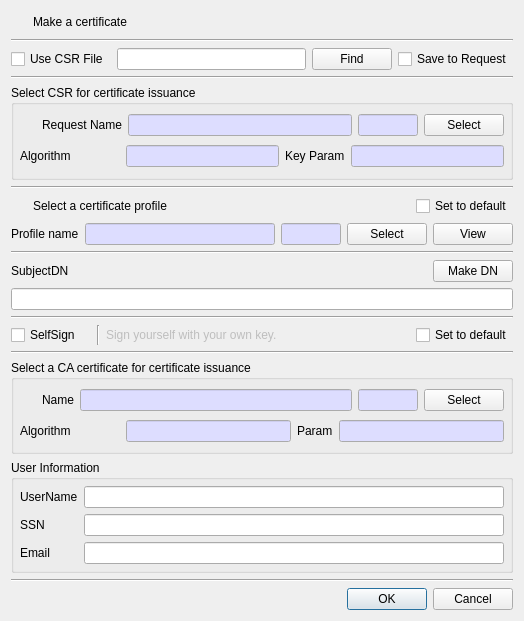
Before: the Qt Designer form CertMan/make_cert_dlg.ui in jykim74/CertMan, drawn with Qt 5.
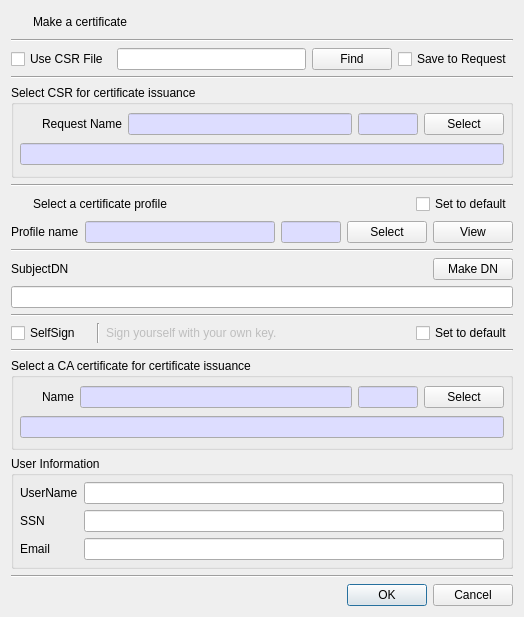
After: the same form once the commit is applied. Icons and pictures are not drawn.

The edit to the form file:
```diff
--- a/CertMan/make_cert_dlg.ui
+++ b/CertMan/make_cert_dlg.ui
@@ -7,7 +7,7 @@
     <x>0</x>
     <y>0</y>
     <width>524</width>
-    <height>621</height>
+    <height>617</height>
    </rect>
   </property>
   <property name="windowTitle">
@@ -279,38 +279,7 @@
        </layout>
       </item>
       <item>
-       <layout class="QGridLayout" name="gridLayout_11">
-        <property name="topMargin">
-         <number>0</number>
-        </property>
-        <item row="0" column="2">
-         <widget class="QLabel" name="mReqParamLabel">
-          <property name="text">
-           <string>Key Param</string>
-          </property>
-         </widget>
-        </item>
-        <item row="0" column="0">
-         <widget class="QLabel" name="mAlgorithmLabel">
-          <property name="minimumSize">
-           <size>
-            <width>100</width>
-            <height>0</height>
-           </size>
-          </property>
-          <property name="maximumSize">
-           <size>
-            <width>100</width>
-            <height>16777215</height>
-           </size>
-          </property>
-          <property name="text">
-           <string>Algorithm</string>
-          </property>
-         </widget>
-        </item>
-        <item row="0" column="1">
-         <widget class="QLineEdit" name="mAlgorithmText">
+       <widget class="QLineEdit" name="mReqKeyDescText">
           <property name="palette">
            <palette>
             <active>
@@ -335,69 +304,13 @@
               </brush>
              </colorrole>
             </inactive>
-            <disabled>
-             <colorrole role="Base">
-              <brush brushstyle="SolidPattern">
-               <color alpha="255">
-                <red>240</red>
-                <green>240</green>
-                <blue>240</blue>
-               </color>
-              </brush>
-             </colorrole>
-            </disabled>
+          <disabled/>
            </palette>
           </property>
           <property name="readOnly">
            <bool>true</bool>
           </property>
          </widget>
-        </item>
-        <item row="0" column="3">
-         <widget class="QLineEdit" name="mOptionText">
-          <property name="palette">
-           <palette>
-            <active>
-             <colorrole role="Base">
-              <brush brushstyle="SolidPattern">
-               <color alpha="255">
-                <red>221</red>
-                <green>221</green>
-                <blue>255</blue>
-               </color>
-              </brush>
-             </colorrole>
-            </active>
-            <inactive>
-             <colorrole role="Base">
-              <brush brushstyle="SolidPattern">
-               <color alpha="255">
-                <red>221</red>
-                <green>221</green>
-                <blue>255</blue>
-               </color>
-              </brush>
-             </colorrole>
-            </inactive>
-            <disabled>
-             <colorrole role="Base">
-              <brush brushstyle="SolidPattern">
-               <color alpha="255">
-                <red>240</red>
-                <green>240</green>
-                <blue>240</blue>
-               </color>
-              </brush>
-             </colorrole>
-            </disabled>
-           </palette>
-          </property>
-          <property name="readOnly">
-           <bool>true</bool>
-          </property>
-         </widget>
-        </item>
-       </layout>
       </item>
      </layout>
     </widget>
@@ -936,9 +849,7 @@
        </layout>
       </item>
       <item>
-       <layout class="QGridLayout" name="gridLayout_10">
-        <item row="0" column="1">
-         <widget class="QLineEdit" name="mIssuerAlgorithmText">
+       <widget class="QLineEdit" name="mIssuerKeyDescText">
           <property name="palette">
            <palette>
             <active>
@@ -963,89 +874,13 @@
               </brush>
              </colorrole>
             </inactive>
-            <disabled>
-             <colorrole role="Base">
-              <brush brushstyle="SolidPattern">
-               <color alpha="255">
-                <red>240</red>
-                <green>240</green>
-                <blue>240</blue>
-               </color>
-              </brush>
-             </colorrole>
-            </disabled>
+          <disabled/>
            </palette>
           </property>
           <property name="readOnly">
            <bool>true</bool>
           </property>
          </widget>
-        </item>
-        <item row="0" column="2">
-         <widget class="QLabel" name="mIssuerParamLabel">
-          <property name="text">
-           <string>Param</string>
-          </property>
-         </widget>
-        </item>
-        <item row="0" column="0">
-         <widget class="QLabel" name="label_9">
-          <property name="minimumSize">
-           <size>
-            <width>100</width>
-            <height>0</height>
-           </size>
-          </property>
-          <property name="text">
-           <string>Algorithm</string>
-          </property>
-         </widget>
-        </item>
-        <item row="0" column="3">
-         <widget class="QLineEdit" name="mIssuerOptionText">
-          <property name="palette">
-           <palette>
-            <active>
-             <colorrole role="Base">
-              <brush brushstyle="SolidPattern">
-               <color alpha="255">
-                <red>221</red>
-                <green>221</green>
-                <blue>255</blue>
-               </color>
-              </brush>
-             </colorrole>
-            </active>
-            <inactive>
-             <colorrole role="Base">
-              <brush brushstyle="SolidPattern">
-               <color alpha="255">
-                <red>221</red>
-                <green>221</green>
-                <blue>255</blue>
-               </color>
-              </brush>
-             </colorrole>
-            </inactive>
-            <disabled>
-             <colorrole role="Base">
-              <brush brushstyle="SolidPattern">
-               <color alpha="255">
-                <red>240</red>
-                <green>240</green>
-                <blue>240</blue>
-               </color>
-              </brush>
-             </colorrole>
-            </disabled>
-           </palette>
-          </property>
-          <property name="readOnly">
-           <bool>true</bool>
-          </property>
-         </widget>
-        </item>
-       </layout>
       </item>
      </layout>
     </widget>
```
Left out of the diff: 4 changed lines with no effect on the pictures. Lines whose indentation alone changed are shown as unchanged.
